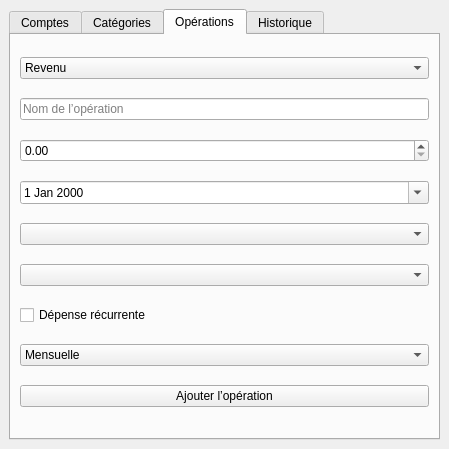
Salma803/QFinance2, file mainwindow.ui: the form before one commit.
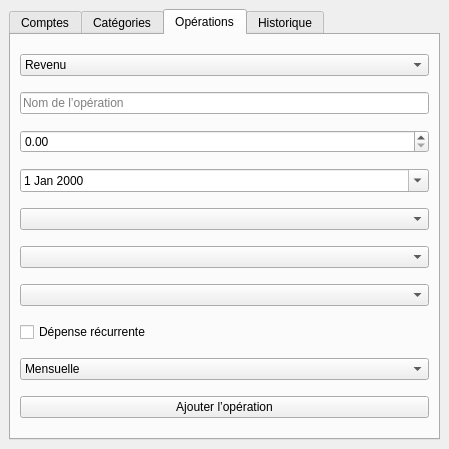
The form after the commit. The open tabs and pages were chosen to show the change.

Commit message: affichage transactions dans historique et ajout sous categorie dans l'ajout d'op

What changed in the file:
```diff
--- a/mainwindow.ui
+++ b/mainwindow.ui
@@ -188,7 +188,19 @@
          <widget class="QComboBox" name="comboCompteOperation"/>
         </item>
         <item>
-         <widget class="QComboBox" name="comboCategorieOperation"/>
+         <widget class="QComboBox" name="comboCategoriePrincipale">
+          <property name="placeholderText">
+           <string>Catégorie principale</string>
+          </property>
+         </widget>
+        </item>
+
+        <item>
+         <widget class="QComboBox" name="comboSousCategorie">
+          <property name="placeholderText">
+           <string>Sous-catégorie</string>
+          </property>
+         </widget>
         </item>
         <item>
          <widget class="QCheckBox" name="checkRecurrente">
```
The commit also changes 13 other files.
